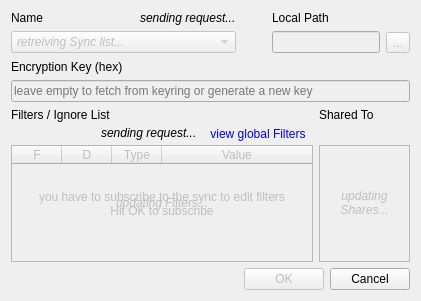
Old version of the form Client/src/QtClient/qtSyncDialog.ui in the repository psieg/MyCloud.
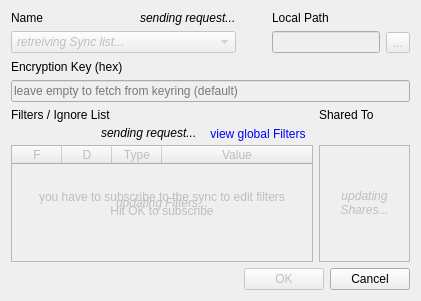
New version of the form. Icons and pictures are not drawn.

Commit message: Always use keyring and upload key on creation (#28)

Patch:
```diff
--- a/Client/src/QtClient/qtSyncDialog.ui
+++ b/Client/src/QtClient/qtSyncDialog.ui
@@ -154,7 +154,7 @@
       <number>64</number>
      </property>
      <property name="placeholderText">
-      <string>leave empty to fetch from keyring or generate a new key</string>
+      <string>leave empty to fetch from keyring (default)</string>
      </property>
     </widget>
    </item>
```
The commit also changes 9 other files.
